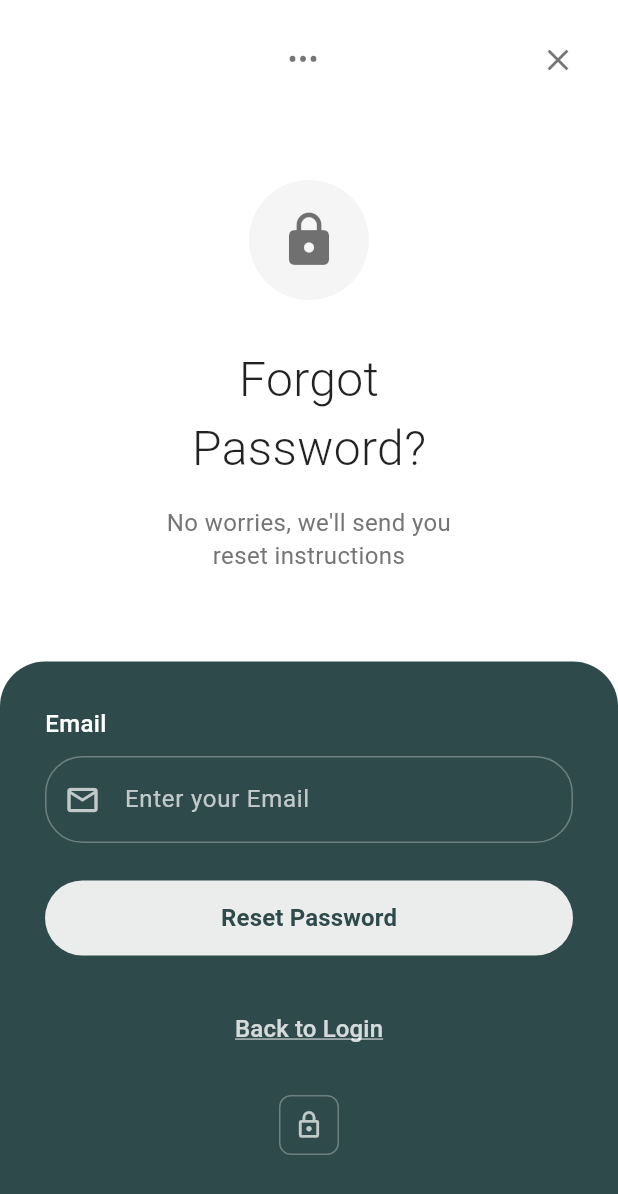
After one commit to maruf2509/Zesh_app, a Flutter app: the ForgotPassword screen opened directly, on a phone screen of 412 x 824 dp. The commit adds this screen. Shown: the top 1194 px of the screen. Run offline on Flutter 3.47's test engine with Material 3 defaults, Android fonts, the light colour scheme and no system bars; our stand-ins replace cloud_firestore, firebase_auth, firebase_core; accounts and stored records are empty.

Commit message:
add forgot pass

```diff
--- a/lib/main.dart
+++ b/lib/main.dart
@@ -1,5 +1,6 @@
 import 'package:flutter/material.dart';
 import 'package:firebase_core/firebase_core.dart';
+import 'package:zesh_app/pages/forget_pass.dart';
 import 'package:zesh_app/pages/login.dart';
 import 'package:provider/provider.dart';
 import 'package:zesh_app/providers/favorites_provider.dart';
@@ -27,7 +28,7 @@ class MyApp extends StatelessWidget {
       theme: ThemeData(
         colorScheme: ColorScheme.fromSeed(seedColor: Colors.deepPurple),
       ),
-      home: Login(),
+      home:Login(),
     );
   }
 }
--- /dev/null
+++ b/lib/pages/forget_pass.dart
@@ -0,0 +1,310 @@
+import 'package:flutter/material.dart';
+
+class ForgotPassword extends StatefulWidget {
+  const ForgotPassword({super.key});
+
+  @override
+  State<ForgotPassword> createState() => _ForgotPasswordState();
+}
+
+class _ForgotPasswordState extends State<ForgotPassword> {
+  final TextEditingController _emailController = TextEditingController();
+  final _formKey = GlobalKey<FormState>();
+  bool _isLoading = false;
+
+  @override
+  Widget build(BuildContext context) {
+    return Scaffold(
+      backgroundColor: Colors.white,
+      body: SafeArea(
+        child: SingleChildScrollView(
+          child: ConstrainedBox(
+            constraints: BoxConstraints(
+              minHeight: MediaQuery.of(context).size.height,
+            ),
+            child: Column(
+              children: [
+                // Top Section with Close Button
+                Padding(
+                  padding: const EdgeInsets.all(16.0),
+                  child: Row(
+                    mainAxisAlignment: MainAxisAlignment.spaceBetween,
+                    children: [
+                      const SizedBox(width: 40),
+                      const Text(
+                        '•••',
+                        style: TextStyle(
+                          fontSize: 20,
+                          color: Colors.black54,
+                        ),
+                      ),
+                      IconButton(
+                        onPressed: () {
+                          Navigator.pop(context);
+                        },
+                        icon: const Icon(
+                          Icons.close,
+                          color: Colors.black54,
+                          size: 24,
+                        ),
+                      ),
+                    ],
+                  ),
+                ),
+
+                // Main Content
+                Padding(
+                  padding: const EdgeInsets.symmetric(horizontal: 24.0),
+                  child: Column(
+                    children: [
+                      const SizedBox(height: 40),
+                      Container(
+                        width: 80,
+                        height: 80,
+                        decoration: BoxDecoration(
+                          color: Colors.grey[100],
+                          shape: BoxShape.circle,
+                        ),
+                        child: const Icon(
+                          Icons.lock,
+                          size: 40,
+                          color: Colors.black54,
+                        ),
+                      ),
+                      const SizedBox(height: 30),
+                      const Text(
+                        'Forgot',
+                        style: TextStyle(
+                          fontSize: 32,
+                          fontWeight: FontWeight.w300,
+                          color: Colors.black87,
+                        ),
+                      ),
+                      const Text(
+                        'Password?',
+                        style: TextStyle(
+                          fontSize: 32,
+                          fontWeight: FontWeight.w300,
+                          color: Colors.black87,
+                        ),
+                      ),
+                      const SizedBox(height: 15),
+                      Text(
+                        "No worries, we'll send you\nreset instructions",
+                        textAlign: TextAlign.center,
+                        style: TextStyle(
+                          fontSize: 16,
+                          color: Colors.grey[600],
+                          height: 1.4,
+                        ),
+                      ),
+                    ],
+                  ),
+                ),
+
+                const SizedBox(height: 60),
+
+                // Bottom Section with Full Height Dark Background
+                ConstrainedBox(
+                  constraints: BoxConstraints(
+                    minHeight: MediaQuery.of(context).size.height * 0.5,
+                  ),
+                  child: Container(
+                    width: double.infinity,
+                    padding: const EdgeInsets.all(30),
+                    decoration: const BoxDecoration(
+                      color: Color(0xFF2F4A4A),
+                      borderRadius: BorderRadius.only(
+                        topLeft: Radius.circular(30),
+                        topRight: Radius.circular(30),
+                      ),
+                    ),
+                    child: Form(
+                      key: _formKey,
+                      child: Column(
+                        crossAxisAlignment: CrossAxisAlignment.start,
+                        children: [
+                          const Text(
+                            'Email',
+                            style: TextStyle(
+                              color: Colors.white,
+                              fontSize: 16,
+                              fontWeight: FontWeight.w500,
+                            ),
+                          ),
+                          const SizedBox(height: 10),
+                          Container(
+                            decoration: BoxDecoration(
+                              border: Border.all(
+                                color: Colors.white.withOpacity(0.3),
+                                width: 1,
+                              ),
+                              borderRadius: BorderRadius.circular(25),
+                              color: Colors.transparent,
+                            ),
+                            child: TextFormField(
+                              controller: _emailController,
+                              keyboardType: TextInputType.emailAddress,
+                              style: const TextStyle(color: Colors.white),
+                              validator: (value) {
+                                if (value == null || value.isEmpty) {
+                                  return 'Please enter your email';
+                                }
+                                if (!RegExp(r'^[\w-\.]+@([\w-]+\.)+[\w-]{2,4}$')
+                                    .hasMatch(value)) {
+                                  return 'Please enter a valid email';
+                                }
+                                return null;
+                              },
+                              decoration: InputDecoration(
+                                hintText: 'Enter your Email',
+                                hintStyle: TextStyle(
+                                  color: Colors.white.withOpacity(0.7),
+                                  fontSize: 16,
+                                ),
+                                prefixIcon: Icon(
+                                  Icons.email_outlined,
+                                  color: Colors.white.withOpacity(0.7),
+                                ),
+                                border: InputBorder.none,
+                                contentPadding: const EdgeInsets.symmetric(
+                                  horizontal: 20,
+                                  vertical: 16,
+                                ),
+                                errorStyle: const TextStyle(
+                                  color: Colors.redAccent,
+                                ),
+                              ),
+                            ),
+                          ),
+                          const SizedBox(height: 25),
+                          SizedBox(
+                            width: double.infinity,
+                            height: 50,
+                            child: ElevatedButton(
+                              onPressed: _isLoading ? null : _handleResetPassword,
+                              style: ElevatedButton.styleFrom(
+                                backgroundColor: Colors.white.withOpacity(0.9),
+                                foregroundColor: const Color(0xFF2F4A4A),
+                                shape: RoundedRectangleBorder(
+                                  borderRadius: BorderRadius.circular(25),
+                                ),
+                                elevation: 0,
+                              ),
+                              child: _isLoading
+                                  ? const SizedBox(
+                                      height: 20,
+                                      width: 20,
+                                      child: CircularProgressIndicator(
+                                        color: Color(0xFF2F4A4A),
+                                        strokeWidth: 2,
+                                      ),
+                                    )
+                                  : const Text(
+                                      'Reset Password',
+                                      style: TextStyle(
+                                        fontSize: 16,
+                                        fontWeight: FontWeight.w600,
+                                      ),
+                                    ),
+                            ),
+                          ),
+                          const SizedBox(height: 25),
+                          Center(
+                            child: TextButton(
+                              onPressed: () {
+                                Navigator.pop(context);
+                              },
+                              child: Text(
+                                'Back to Login',
+                                style: TextStyle(
+                                  color: Colors.white.withOpacity(0.8),
+                                  fontSize: 16,
+                                  decoration: TextDecoration.underline,
+                                  decorationColor: Colors.white.withOpacity(0.8),
+                                ),
+                              ),
+                            ),
+                          ),
+                          const SizedBox(height: 20),
+                          Center(
+                            child: Container(
+                              width: 40,
+                              height: 40,
+                              decoration: BoxDecoration(
+                                border: Border.all(
+                                  color: Colors.white.withOpacity(0.3),
+                                  width: 1,
+                                ),
+                                borderRadius: BorderRadius.circular(8),
+                              ),
+                              child: Icon(
+                                Icons.lock_outline,
+                                color: Colors.white.withOpacity(0.7),
+                                size: 20,
+                              ),
+                            ),
+                          ),
+                        ],
+                      ),
+                    ),
+                  ),
+                ),
+              ],
+            ),
+          ),
+        ),
+      ),
+    );
+  }
+
+  Future<void> _handleResetPassword() async {
+    if (!_formKey.currentState!.validate()) {
+      return;
+    }
+
+    setState(() {
+      _isLoading = true;
+    });
+
+    try {
+      String email = _emailController.text.trim();
+
+      await Future.delayed(const Duration(seconds: 2));
+
+
+      // await FirebaseAuth.instance.sendPasswordResetEmail(email: email);
+
+      if (mounted) {
+        ScaffoldMessenger.of(context).showSnackBar(
+          SnackBar(
+            content: Text('Password reset link sent to $email'),
+            backgroundColor: Colors.green,
+            duration: const Duration(seconds: 3),
+          ),
+        );
+      }
+    } catch (e) {
+      if (mounted) {
+        ScaffoldMessenger.of(context).showSnackBar(
+          SnackBar(
+            content: Text('Failed to send reset email: ${e.toString()}'),
+            backgroundColor: Colors.red,
+          ),
+        );
+      }
+    } finally {
+      if (mounted) {
+        setState(() {
+          _isLoading = false;
+        });
+      }
+    }
+  }
+
+  @override
+  void dispose() {
+    _emailController.dispose();
+    super.dispose();
+  }
+}
```
